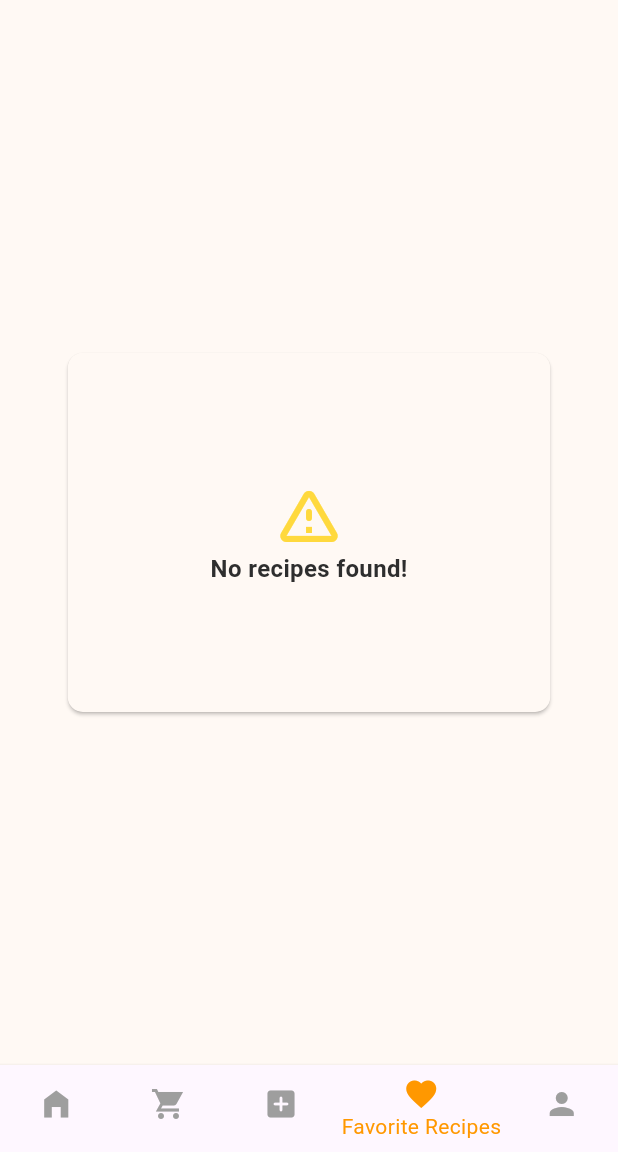
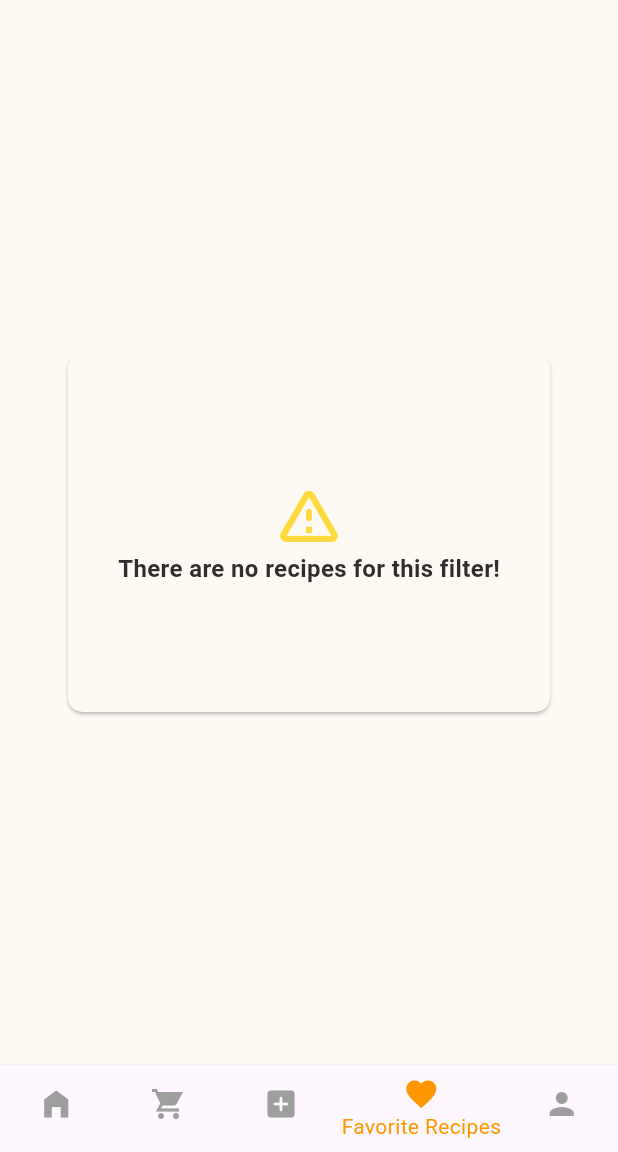
Before and after one commit to Rocco000/tasty_recipe, a Flutter app: the screen it shows after launch, item 4 of the bottom bar chosen, on a phone screen of 412 x 824 dp, the part 84-1236 px from its top. Run offline on Flutter 3.47's test engine with Material 3 defaults, Android fonts, the phone set to English and light mode, and no system bars; our stand-ins replace cloud_firestore, dotted_border, firebase_auth, firebase_core, flutter_form_builder, form_builder_validators and 1 more; missing offline and left inert: animated_item, firebase_app_check; accounts and stored records are empty; generated files the repository leaves out were written again.

Commit message:
#3 Moved the listing logic in the RecipeService
- Moved the logic from the Controller object to the Service object
- Defined the RecipeListResult class as a result message from the Controller object

```diff
--- a/lib/Screens/RecipeListScreen.dart
+++ b/lib/Screens/RecipeListScreen.dart
@@ -3,6 +3,7 @@ import 'package:flutter/material.dart';
 import 'package:tasty_recipe/Models/Recipe.dart';
 import 'package:tasty_recipe/Screens/RecipeDetailsScreen.dart';
 import 'package:tasty_recipe/Services/RecipeListController.dart';
+import 'package:tasty_recipe/Utils/RecipeListResult.dart';
 import 'package:tasty_recipe/Widgets/MyBottomNavigationBar.dart';
 import 'package:tasty_recipe/Widgets/RecipeCardWidget.dart';
 
@@ -21,13 +22,13 @@ class RecipeListScreen extends StatefulWidget {
 class _RecipeListScreenState extends State<RecipeListScreen> {
   int _showedRecipe = 0;
   final PageController _pageController = PageController(viewportFraction: 0.85);
-  late Future<List<Recipe>> _recipeFutureList;
+  late Future<RecipeListResult> _futureResult;
 
   @override
   void initState() {
     super.initState();
 
-    _recipeFutureList = widget.controller.getRecipes();
+    _futureResult = widget.controller.getRecipes();
   }
 
   Widget _generateRecipeCard(Recipe recipe) {
@@ -39,7 +40,11 @@ class _RecipeListScreenState extends State<RecipeListScreen> {
       recipeServing: recipe.servings,
       recipeCategory: recipe.category,
       recipeTags: recipe.tags,
-      onTap: () => Navigator.pushNamed(context, RecipeDetailsScreen.route, arguments: recipe.id),
+      onTap: () => Navigator.pushNamed(
+        context,
+        RecipeDetailsScreen.route,
+        arguments: recipe,
+      ),
     );
   }
 
@@ -79,8 +84,8 @@ class _RecipeListScreenState extends State<RecipeListScreen> {
           title: const Text("Tasty Recipe"),
         ),
         backgroundColor: const Color(0xFFFFF9F4),
-        body: FutureBuilder<List<Recipe>>(
-          future: _recipeFutureList,
+        body: FutureBuilder<RecipeListResult>(
+          future: _futureResult,
           builder: (context, snapshot) {
             // Show loading spinner while waiting
             if (snapshot.connectionState == ConnectionState.waiting) {
@@ -96,19 +101,26 @@ class _RecipeListScreenState extends State<RecipeListScreen> {
             }
 
             // Show error message if something went wrong
-            if (snapshot.hasError) {
-              print(snapshot.error);
+            if (snapshot.hasError || !snapshot.hasData) {
               return Center(
                 child: SizedBox(
                   width: MediaQuery.of(context).size.width * 0.8,
                   height: MediaQuery.of(context).size.height * 0.3,
                   child: Card(
-                    color: const Color(0xFFFFF9F4),// const Color.fromRGBO(230, 57, 70, 0.5),
-                    shape: RoundedRectangleBorder(borderRadius: BorderRadius.circular(10)),
+                    color: const Color(
+                      0xFFFFF9F4,
+                    ), // const Color.fromRGBO(230, 57, 70, 0.5),
+                    shape: RoundedRectangleBorder(
+                      borderRadius: BorderRadius.circular(10),
+                    ),
                     child: const Column(
                       mainAxisAlignment: MainAxisAlignment.center,
                       children: <Widget>[
-                        Icon(Icons.warning_amber_rounded, size: 48, color: Color(0xFFE63946),),
+                        Icon(
+                          Icons.warning_amber_rounded,
+                          size: 48,
+                          color: Color(0xFFE63946),
+                        ),
                         Text(
                           "Something went wrong. Try again.",
                           style: TextStyle(
@@ -124,9 +136,47 @@ class _RecipeListScreenState extends State<RecipeListScreen> {
               );
             }
 
-            // Show data when data is ready
-            if (snapshot.hasData) {
-              final List<Recipe> recipes = snapshot.data!;
+            final result = snapshot.data!;
+
+            // Show error message (handled errors)
+            if (result is RecipeListError) {
+              return Center(
+                child: SizedBox(
+                  width: MediaQuery.of(context).size.width * 0.8,
+                  height: MediaQuery.of(context).size.height * 0.3,
+                  child: Card(
+                    color: const Color(
+                      0xFFFFF9F4,
+                    ), // const Color.fromRGBO(230, 57, 70, 0.5),
+                    shape: RoundedRectangleBorder(
+                      borderRadius: BorderRadius.circular(10),
+                    ),
+                    child: Column(
+                      mainAxisAlignment: MainAxisAlignment.center,
+                      children: <Widget>[
+                        const Icon(
+                          Icons.warning_amber_rounded,
+                          size: 48,
+                          color: Color(0xFFE63946),
+                        ),
+                        Text(
+                          result.message,
+                          style: const TextStyle(
+                            color: Color(0xFFE63946),
+                            fontWeight: FontWeight.bold,
+                            fontSize: 16,
+                          ),
+                        ),
+                      ],
+                    ),
+                  ),
+                ),
+              );
+            }
+
+            // Get data
+            final RecipeListSuccess output = result as RecipeListSuccess;
+            final List<Recipe> recipes = output.recipeList;
 
             // No data available for that filter
             if (recipes.isEmpty) {
@@ -135,14 +185,22 @@ class _RecipeListScreenState extends State<RecipeListScreen> {
                   width: MediaQuery.of(context).size.width * 0.8,
                   height: MediaQuery.of(context).size.height * 0.3,
                   child: Card(
-                      color: const Color(0xFFFFF9F4),// const Color.fromRGBO(230, 57, 70, 0.5),
-                      shape: RoundedRectangleBorder(borderRadius: BorderRadius.circular(10)),
+                    color: const Color(
+                      0xFFFFF9F4,
+                    ), // const Color.fromRGBO(230, 57, 70, 0.5),
+                    shape: RoundedRectangleBorder(
+                      borderRadius: BorderRadius.circular(10),
+                    ),
                     child: const Column(
                       mainAxisAlignment: MainAxisAlignment.center,
                       children: <Widget>[
-                          Icon(Icons.warning_amber_rounded, size: 48, color: Color(0xFFFFD93D),),
+                        Icon(
+                          Icons.warning_amber_rounded,
+                          size: 48,
+                          color: Color(0xFFFFD93D),
+                        ),
                         Text(
-                            "No recipes found!",
+                          "There are no recipes for this filter!",
                           style: TextStyle(
                             color: Color(0xFF2E2E2E),
                             fontWeight: FontWeight.bold,
@@ -193,10 +251,6 @@ class _RecipeListScreenState extends State<RecipeListScreen> {
                   ],
                 ),
               );
-              }
-            } else {
-              // Something wrong, unusual
-              return Center(child: Text("Something went wrong. Try again."));
             }
           },
         ),
--- /dev/null
+++ b/lib/Utils/RecipeListResult.dart
@@ -0,0 +1,15 @@
+import 'package:tasty_recipe/Models/Recipe.dart';
+
+sealed class RecipeListResult {}
+
+class RecipeListSuccess extends RecipeListResult {
+  final List<Recipe> recipeList;
+
+  RecipeListSuccess(this.recipeList);
+}
+
+class RecipeListError extends RecipeListResult {
+  final String message;
+
+  RecipeListError(this.message);
+}
```
Also changed, not shown: lib/Services/RecipeDAO.dart (+25 -2 lines), lib/Services/RecipeListController.dart (+34 -23 lines), lib/Services/RecipeService.dart (+60 -0 lines), lib/Utils/RecipeDetailsResult.dart (deleted, +0 -26 lines). Lines whose indentation alone changed are shown as unchanged.
